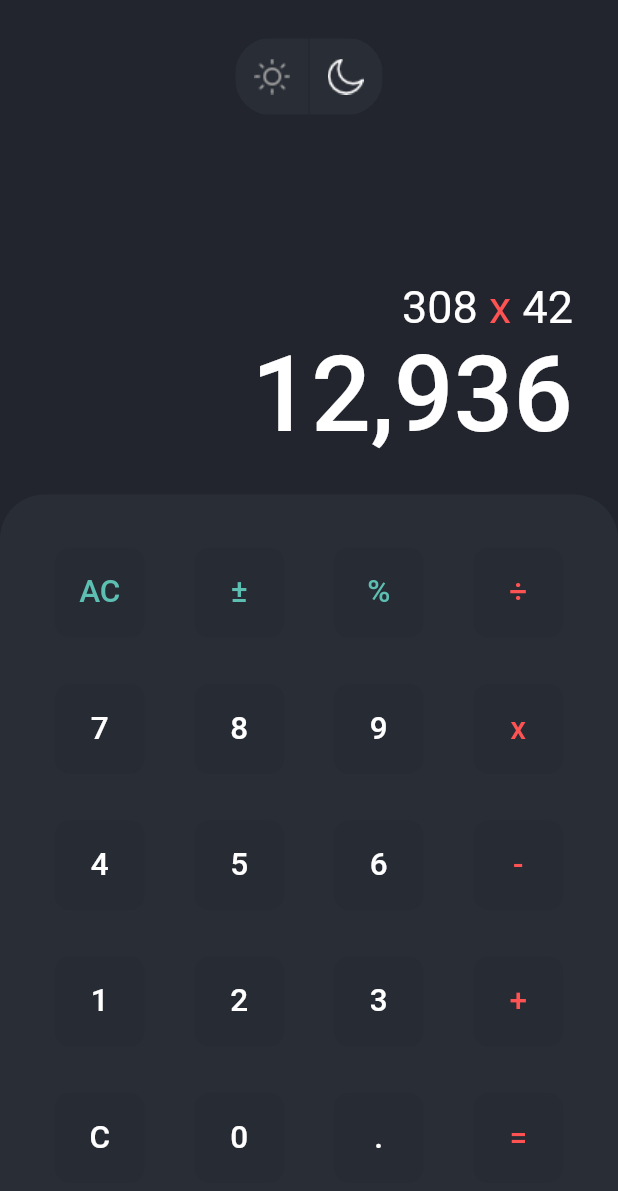
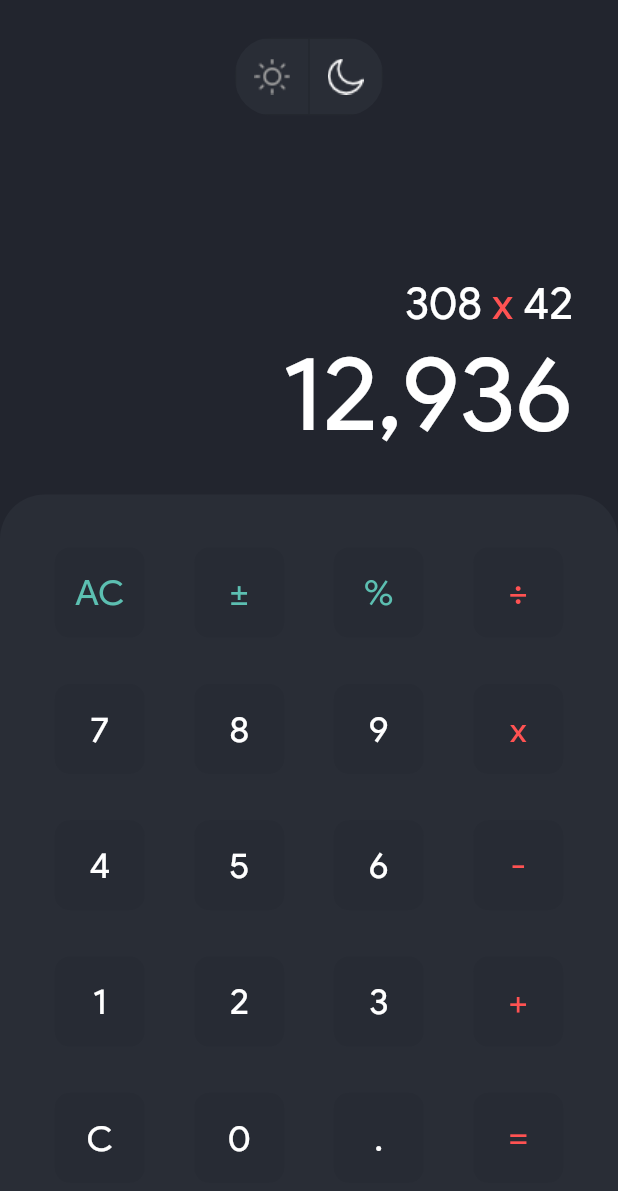
Before and after one commit to Harishwarrior/modern_calculator, a Flutter app: the screen it shows after launch, on a phone screen of 412 x 824 dp. Shown: the top 1191 px of the screen. Run offline on Flutter 3.47's test engine with Material 2 defaults, Android fonts, the phone set to English and light mode, and no system bars.

Commit message:
added new font

```diff
--- a/lib/UI/screens/home_view.dart
+++ b/lib/UI/screens/home_view.dart
@@ -1,4 +1,3 @@
-import 'package:flutter/cupertino.dart';
 import 'package:flutter/material.dart';
 import 'package:modern_calculator/utils/media_query.dart';
 
@@ -240,7 +239,7 @@ class CustomButton extends StatelessWidget {
         onPressed: () {},
         child: Text(
           this.text,
-          style: TextStyle(fontSize: 21.0, color: this.color),
+          style: TextStyle(fontSize: 24.0, color: this.color),
         ),
       ),
       height: 60.0,
--- a/lib/main.dart
+++ b/lib/main.dart
@@ -17,6 +17,7 @@ class MyApp extends StatelessWidget {
       debugShowCheckedModeBanner: false,
       title: 'Flutter Demo',
       theme: ThemeData(
+        fontFamily: 'Product Sans',
         primarySwatch: Colors.blue,
       ),
       home: HomeView(),
```
Also changed, not shown: pubspec.yaml (+6 -7 lines), fonts/Product Sans Regular.ttf (added).
